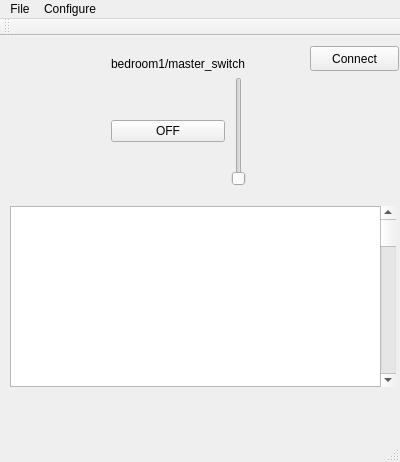
First picture: the form in mainwindow.ui, repository adivyoseph/qt_switch, before the edit.
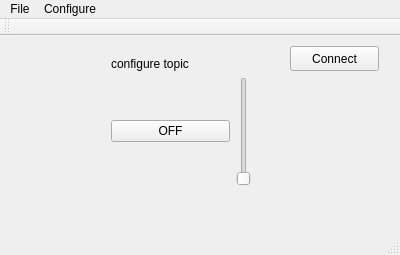
Second picture: the form after the edit.

The edit to the form file:
```diff
--- a/mainwindow.ui
+++ b/mainwindow.ui
@@ -7,7 +7,7 @@
     <x>0</x>
     <y>0</y>
     <width>400</width>
-    <height>462</height>
+    <height>255</height>
    </rect>
   </property>
   <property name="windowTitle">
@@ -19,7 +19,7 @@
      <rect>
       <x>100</x>
       <y>10</y>
-      <width>177</width>
+      <width>182</width>
       <height>151</height>
      </rect>
     </property>
@@ -27,7 +27,7 @@
      <item>
       <widget class="QLabel" name="label">
        <property name="text">
-        <string>bedroom1/master_switch</string>
+        <string>configure topic</string>
        </property>
       </widget>
      </item>
@@ -64,33 +64,10 @@
      </item>
     </layout>
    </widget>
-   <widget class="QTextEdit" name="textEdit">
-    <property name="geometry">
-     <rect>
-      <x>10</x>
-      <y>170</y>
-      <width>371</width>
-      <height>181</height>
-     </rect>
-    </property>
-   </widget>
-   <widget class="QScrollBar" name="verticalScrollBar">
-    <property name="geometry">
-     <rect>
-      <x>380</x>
-      <y>170</y>
-      <width>16</width>
-      <height>181</height>
-     </rect>
-    </property>
-    <property name="orientation">
-     <enum>Qt::Vertical</enum>
-    </property>
-   </widget>
    <widget class="QPushButton" name="pushButton_2">
     <property name="geometry">
      <rect>
-      <x>310</x>
+      <x>290</x>
       <y>10</y>
       <width>89</width>
       <height>25</height>
```
Left out of the diff: 10 changed lines with no effect on the pictures.
